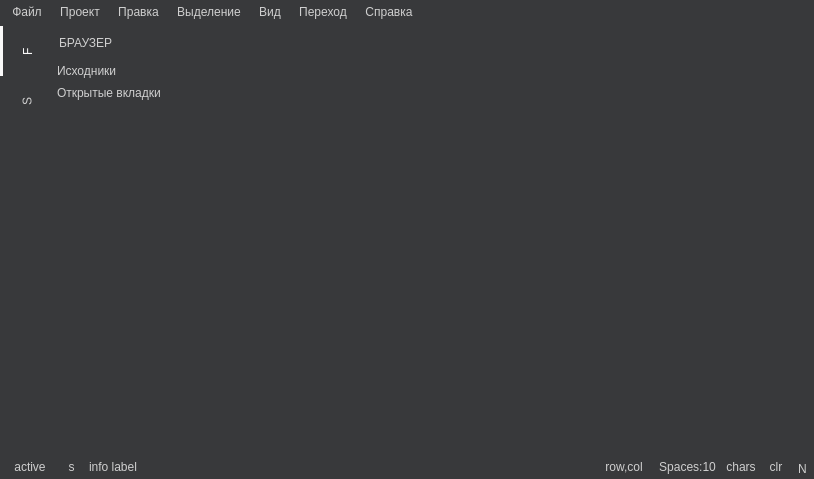
The window that mainwindow.ui (VanyaKrotov/CodeEditor) describes before a commit, drawn with Qt 5.
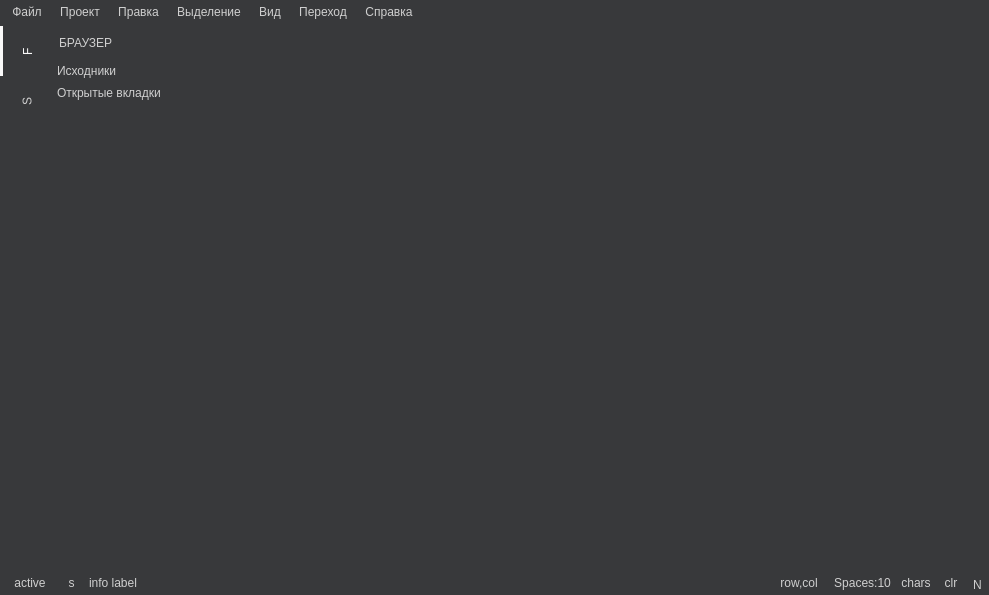
The same window after the commit. The open tabs and pages were chosen to show the change. Icons and pictures are not drawn.

```diff
--- a/mainwindow.ui
+++ b/mainwindow.ui
@@ -6,8 +6,8 @@
    <rect>
     <x>0</x>
     <y>0</y>
-    <width>814</width>
-    <height>479</height>
+    <width>989</width>
+    <height>595</height>
    </rect>
   </property>
   <property name="font">
@@ -71,6 +71,15 @@
 	background: #262729;
 }
 
+#textTabGroup QProgressBar{
+	max-height: 4px;
+	background: #38393b;
+}
+
+#textTabGroup QProgressBar::chunk {
+	background:  #252A44;
+}
+
 QProgressBar::chunk{
 	background:  #bfbfbf;
 }
@@ -394,8 +403,8 @@
                <rect>
                 <x>0</x>
                 <y>0</y>
-                <width>247</width>
-                <height>340</height>
+                <width>83</width>
+                <height>51</height>
                </rect>
               </property>
               <attribute name="label">
@@ -796,7 +805,7 @@
     <rect>
      <x>0</x>
      <y>0</y>
-     <width>814</width>
+     <width>989</width>
      <height>30</height>
     </rect>
    </property>
```
Left out of the diff: 2 changed lines with no effect on the pictures.
